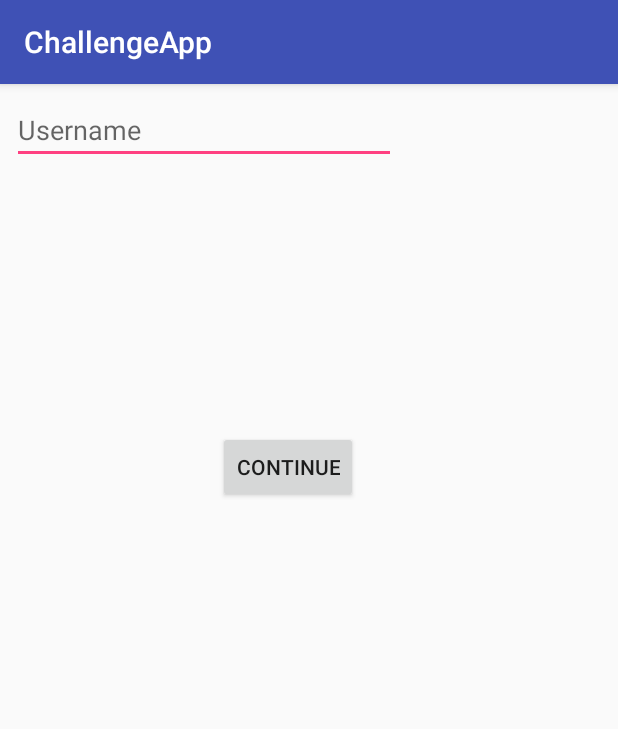
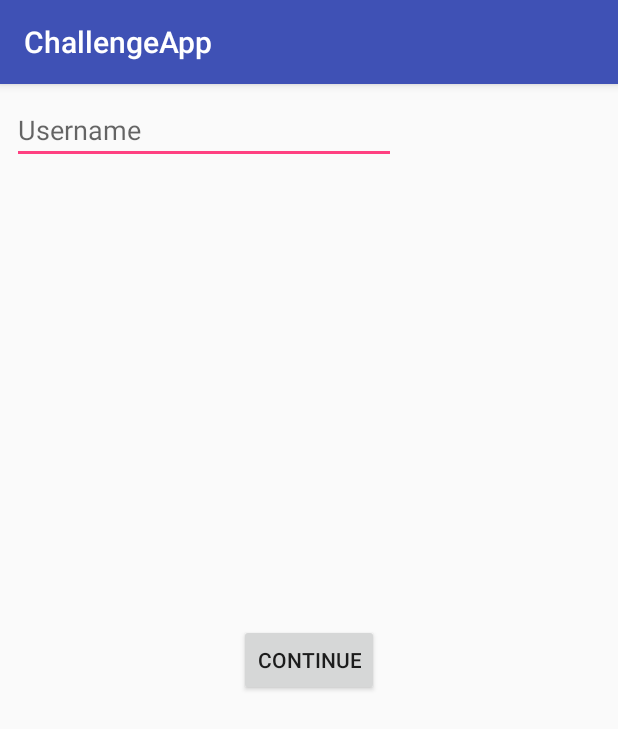
Before and after one commit to thefnox/ChallengeApp, an Android app: the CreateActivity_3_UserName screen opened directly, with no data from a screen before it, on a phone screen of 412 x 824 dp. Shown: the top 729 px of the screen. Run offline under Robolectric (Android 15) with nearby library versions, the phone set to English and light mode, and no system bars.

Commit message:
Final commit for account creation activities Connect to facebook to be added later

```diff
--- a/app/src/main/res/layout/activity_create_3_user_name.xml
+++ b/app/src/main/res/layout/activity_create_3_user_name.xml
@@ -8,12 +8,20 @@
 
     <RelativeLayout
 
-        android:layout_width="368dp"
-        android:layout_height="495dp"
+        android:layout_width="0dp"
+        android:layout_height="0dp"
+        android:layout_marginBottom="8dp"
+        android:layout_marginLeft="8dp"
+        android:layout_marginRight="8dp"
+        android:layout_marginTop="8dp"
+        app:layout_constraintBottom_toBottomOf="parent"
+        app:layout_constraintHorizontal_bias="0.428"
+        app:layout_constraintLeft_toLeftOf="parent"
+        app:layout_constraintRight_toRightOf="parent"
         app:layout_constraintTop_toTopOf="parent"
-        android:layout_marginTop="8dp"
-        android:layout_marginLeft="8dp"
-        app:layout_constraintLeft_toLeftOf="parent">
+        app:layout_constraintVertical_bias="0.0"
+        android:layout_marginStart="8dp"
+        android:layout_marginEnd="8dp">
 
 
         <Button
```
Also changed, not shown: app/src/main/res/layout/activity_create_1_email.xml (+13 -5 lines), app/src/main/res/layout/activity_create_2__full_name_password.xml (+13 -5 lines), app/src/main/res/layout/activity_create_5_profile_photo.xml (+10 -2 lines).
